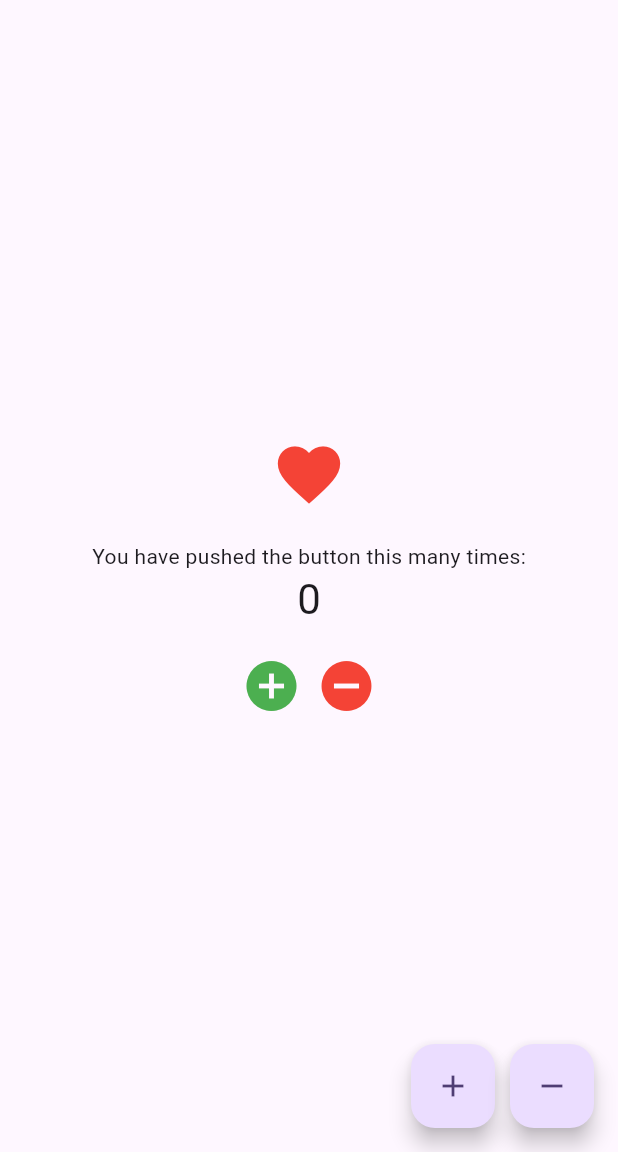
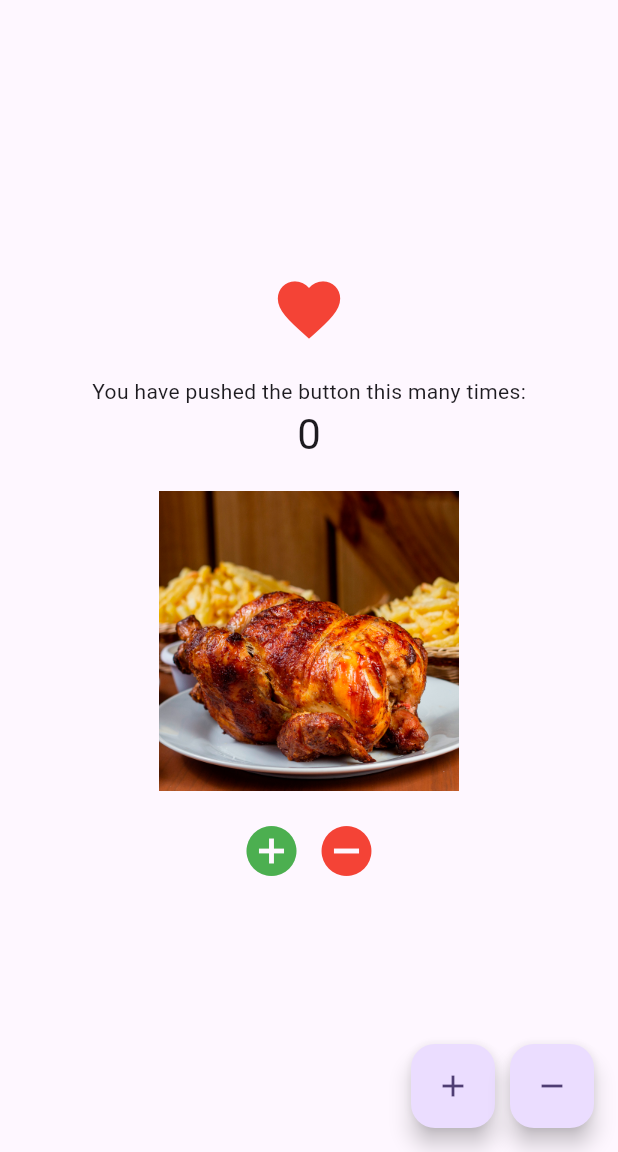
Before and after one commit to AlfredoMonT/mi_proyecto_flutter, a Flutter app: the screen it shows after launch, on a phone screen of 412 x 824 dp, the part 84-1236 px from its top. Run offline on Flutter 3.47's test engine with Material 3 defaults, Android fonts, the phone set to English and light mode, and no system bars.

Commit message:
Merge remote-tracking branch 'origin/main'

```diff
--- a/lib/main.dart
+++ b/lib/main.dart
@@ -76,6 +76,13 @@ class _MyHomePageState extends State<MyHomePage> {
               style: Theme.of(context).textTheme.headlineMedium,
             ),
             const SizedBox(height: 20),
+            // Agregar la imagen local
+            Image.asset(
+              'imagenes/POLLO.png', // Ruta de la imagen
+              width: 200,
+              height: 200,
+            ),
+            const SizedBox(height: 20),
             Row(
               mainAxisAlignment: MainAxisAlignment.center,
               children: const [
@@ -87,6 +94,7 @@ class _MyHomePageState extends State<MyHomePage> {
           ],
         ),
       ),
+
       floatingActionButton: Row(
         mainAxisAlignment: MainAxisAlignment.end,
         children: [
```
Also changed, not shown: pubspec.yaml (+4 -3 lines), imagenes/POLLO.png (added).
